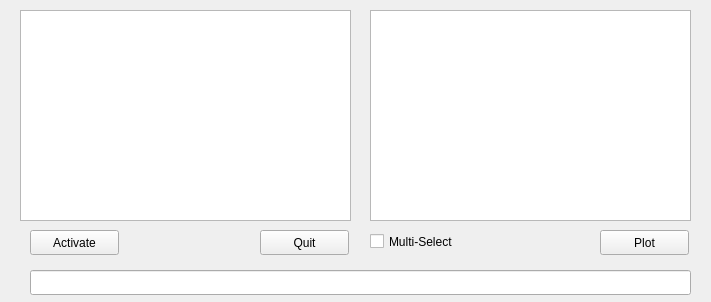
Above: rqt_aidin2/src/rqt_aidin2.ui from jimpark48/rqt_aidin2 before the change. Below: the same form after it.
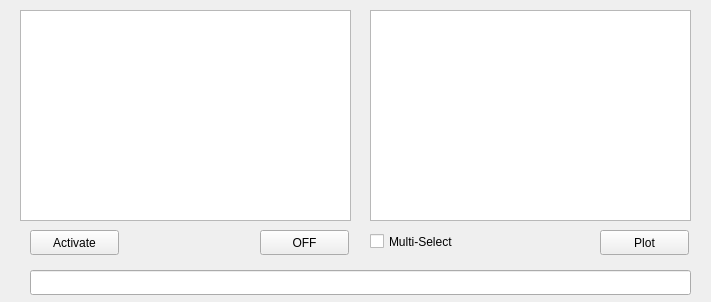
That is the form after the change.

Commit message: command off button setting

Patch:
```diff
--- a/rqt_aidin2/src/rqt_aidin2.ui
+++ b/rqt_aidin2/src/rqt_aidin2.ui
@@ -46,7 +46,7 @@
     </rect>
    </property>
    <property name="text">
-    <string>Quit</string>
+    <string>OFF</string>
    </property>
   </widget>
   <widget class="QPushButton" name="pushButton_3">
```
